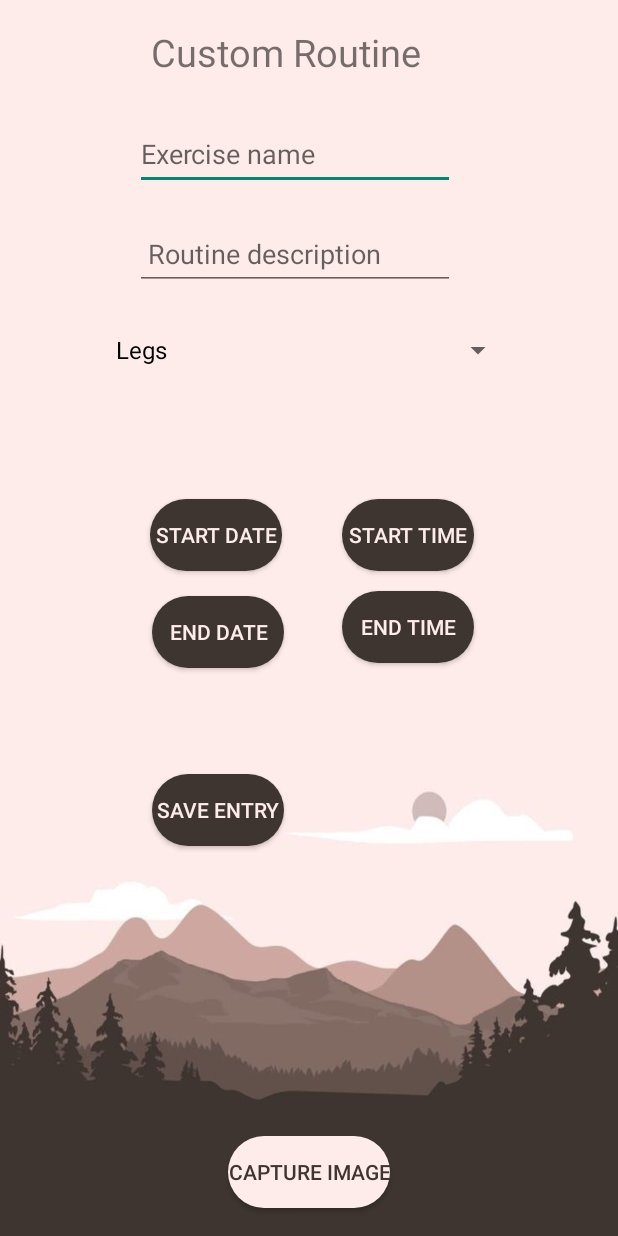
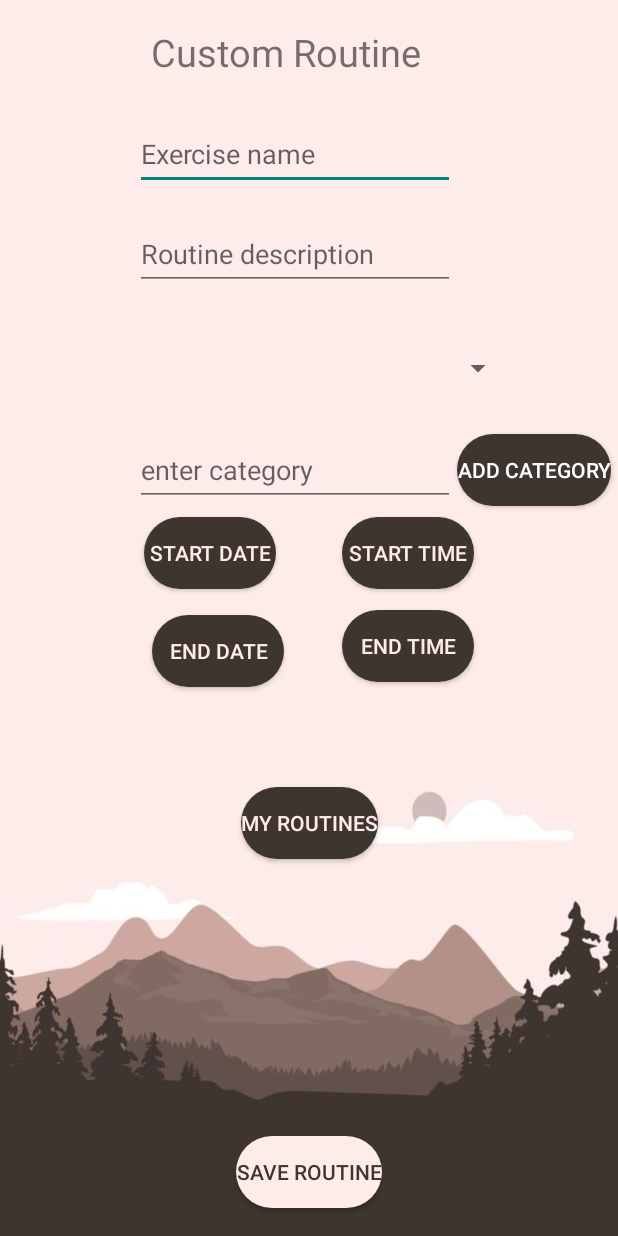
Before and after one commit to ST10022345/Fit5, an Android app: the CustomRoutine screen opened directly, with no data from a screen before it, on a phone screen of 412 x 824 dp. Run offline under Robolectric (Android 15) with nearby library versions, the phone set to English and light mode, and no system bars; our stand-ins replace Firebase (no records; nobody signed in at launch, a user with empty details on screens opened directly).

Commit message:
added custom category feature
final feature added

```diff
--- a/Fit5/app/src/main/AndroidManifest.xml
+++ b/Fit5/app/src/main/AndroidManifest.xml
@@ -12,6 +12,9 @@
         android:supportsRtl="true"
         android:theme="@style/Theme.Fit5"
         tools:targetApi="31">
+        <activity
+            android:name=".DisplayRoutine"
+            android:exported="false" />
         <activity
             android:name=".ProgressPictureLibrary"
             android:exported="false" />
--- a/Fit5/app/src/main/java/com/example/fit5/CustomRoutine.kt
+++ b/Fit5/app/src/main/java/com/example/fit5/CustomRoutine.kt
@@ -19,6 +19,7 @@ import android.widget.EditText
 import android.widget.ImageView
 import android.widget.Spinner
 import android.widget.Toast
+import com.google.firebase.auth.FirebaseAuth
 import com.google.firebase.database.DatabaseReference
 import com.google.firebase.database.FirebaseDatabase
 import java.io.ByteArrayOutputStream
@@ -30,7 +31,7 @@ import java.util.Locale
 class CustomRoutine : AppCompatActivity() {
     //variables
     lateinit var spinner : Spinner
-    lateinit var capButton : Button
+    lateinit var addCategoryBtn : Button
     lateinit var edName: EditText
     lateinit var edDesc: EditText
     lateinit var startDateBtn: Button
@@ -38,6 +39,11 @@ class CustomRoutine : AppCompatActivity() {
     lateinit var endDateBtn: Button
     lateinit var endTimeBtn:Button
     lateinit var takePicBtn:Button
+    lateinit var myRoutinesbtn: Button
+    lateinit var customCategory : EditText
+    lateinit var categories : ArrayList<String>
+    lateinit var adapter : ArrayAdapter<String>
+
 
     lateinit var imageViewPick: ImageView
     lateinit var database: DatabaseReference
@@ -46,6 +52,9 @@ class CustomRoutine : AppCompatActivity() {
     var startTime: Date?=null
     var endDate: Date?=null
     var endTime:Date?=null
+    val firebaseAuth = FirebaseAuth.getInstance()
+    val firebaseUser = firebaseAuth.currentUser
+    val userId = firebaseUser?.uid
 
     override fun onCreate(savedInstanceState: Bundle?) {
         super.onCreate(savedInstanceState)
@@ -58,54 +67,59 @@ class CustomRoutine : AppCompatActivity() {
         startTimeBtn = findViewById(R.id.btnstartTime)
         endDateBtn = findViewById(R.id.btnEndDate)
         endTimeBtn = findViewById(R.id.BtnEndTime)
-        capButton = findViewById(R.id.BtnCapture)
+        myRoutinesbtn = findViewById(R.id.MyRoutinesbtn)
+        customCategory = findViewById(R.id.edCategory)
+        addCategoryBtn = findViewById(R.id.addCategoryBtn)
+
 
         imageViewPick = findViewById(R.id.imImageWorkout)
         takePicBtn = findViewById(R.id.btnTakePic)
+
+        // populate the spinner
+        categories = ArrayList()
+        adapter = ArrayAdapter(this, android.R.layout.simple_spinner_item, categories)
+        adapter.setDropDownViewResource(android.R.layout.simple_spinner_dropdown_item)
+        spinner.adapter = adapter
+
+        addCategoryBtn.setOnClickListener {
+            val newCategory = customCategory.text.toString()
+            if(newCategory.isNotEmpty() && !categories.contains(newCategory)){
+                categories.add(newCategory)
+                adapter.notifyDataSetChanged()
+                customCategory.text.clear()
+            }else{
+                customCategory.error = "enter a new category"
+
+            }
+        }
 
         takePicBtn.setOnClickListener {
             openCamera()
         }
 
+        myRoutinesbtn.setOnClickListener {
+            val  intent = Intent(this@CustomRoutine, DisplayRoutine::class.java)
+            startActivity(intent)
+        }
+
         database = FirebaseDatabase.getInstance().reference
         startTime = Calendar.getInstance().time
 
-        //spinner
-        val spinnerAdapter = ArrayAdapter.createFromResource(
-            this,
-            R.array.spinner_items,
-            android.R.layout.simple_spinner_dropdown_item
-        )
-        spinner.adapter = spinnerAdapter
+
+
         // btn pull
         startDateBtn.setOnClickListener { showDate(startDateListener) }
         startTimeBtn.setOnClickListener { showTimePicker(startTimeListener) }
         endDateBtn.setOnClickListener { showDate(endDateListener) }
         endTimeBtn.setOnClickListener { showTimePicker(endTimeListener) }
 
-        //firebase
-        capButton.setOnClickListener {
-            val selectedItem = spinner.selectedItem as String
-            val taskName = edName.text.toString()
-            val taskDesc = edDesc.text.toString()
 
-            if(taskName.isEmpty()){
-                edName.error = "Please enter a name"
-                return@setOnClickListener
-
-            }
-            if (taskDesc.isEmpty()){
-                edDesc.error = "please enter a description"
-                return@setOnClickListener
-            }
-            saveToFirebase(selectedItem, taskName, taskDesc, selectedItem)
-
-        }
 
 
     }
 //take image code
     private fun openCamera() {
+
         val cameraIntent = Intent(MediaStore.ACTION_IMAGE_CAPTURE)
         startActivityForResult(cameraIntent, CAMERA_REQUEST_CODE)
     }
@@ -117,6 +131,19 @@ class CustomRoutine : AppCompatActivity() {
             // Display the image in ImageView
             imageViewPick.setImageBitmap(imageBitmap)
             //  Firebase method
+            val selectedItem = spinner.selectedItem as String
+            val taskName = edName.text.toString()
+            val taskDesc = edDesc.text.toString()
+
+            if(taskName.isEmpty()){
+                edName.error = "Please enter a name"
+                return
+
+            }
+            if (taskDesc.isEmpty()){
+                edDesc.error = "please enter a description"
+                return
+            }
             saveImageToFirebase(imageBitmap)
         }
     }
@@ -126,12 +153,51 @@ class CustomRoutine : AppCompatActivity() {
         val outputStream = ByteArrayOutputStream()
         imageBitmap.compress(Bitmap.CompressFormat.PNG, 100, outputStream)
         val base64Image = Base64.encodeToString(outputStream.toByteArray(), Base64.DEFAULT)
-        // Firebase
-        val databaseReference = FirebaseDatabase.getInstance().getReference("images")
-        val imgId = databaseReference.push().key
-        // Subfolder
-        if (imgId != null) {
-            databaseReference.child(imgId).setValue(base64Image)
+
+        if (startDate == null || startTime == null || endDate == null || endTime == null) {
+            Toast.makeText(this, "Please select all dates and times", Toast.LENGTH_SHORT).show()
+            return
+        }
+
+
+        //calcs optional
+        val totalTimeInMillis = endDate!!.time - startDate!!.time + endTime!!.time - startTime!!.time
+        val totalMinutes = totalTimeInMillis / (1000*60)
+        val totalHours = totalMinutes / 60
+        val minutesRemaining = totalMinutes % 60
+        val totalTimeString = String.format(Locale.getDefault(),
+            "%02d:%02d", totalHours,minutesRemaining)
+        //get current userId
+        val userId = firebaseUser?.uid
+
+        val key = database.child("items").push().key
+        if (key != null) {
+            val task = TaskModel(
+                taskName = edName.text.toString(),
+                taskDesc = edDesc.text.toString(),
+                startDateString = startDateBtn.text.toString(),
+                startTimeString = startTimeBtn.text.toString(),
+                endDateString = endDateBtn.text.toString(),
+                endTimeString = endTimeBtn.text.toString(),
+                totalTimeString = totalTimeString,
+                categoryString = spinner.selectedItem.toString(),
+                imageString = base64Image,
+                userID = userId
+
+            )
+
+
+
+
+                database.child("items").child(key).setValue(task)
+                    .addOnSuccessListener {
+                        Toast.makeText(this, "Workout Routine saved", Toast.LENGTH_SHORT).show()
+                    }
+                    .addOnFailureListener { err ->
+                        Toast.makeText(this, "Error: ${err.message}", Toast.LENGTH_SHORT).show()
+                    }
+
+
         }
     }
 
@@ -216,47 +282,7 @@ class CustomRoutine : AppCompatActivity() {
         endDateBtn.text = selectedDateString
     }
     //method for firebase
-    fun saveToFirebase(item:String, taskName: String,taskDesc: String,categoryString: String){
-        //format
-        val dateFormat = SimpleDateFormat("yyyy-MM-dd", Locale.getDefault())
-        val timeFormat = SimpleDateFormat("HH:mm", Locale.getDefault())
-        //fetch the values from the local btns text
-        val startDateString = startDateBtn.text.toString()
-        val startTimeString = startTimeBtn.text.toString()
-        val endDateString = endDateBtn.text.toString()
-        val endTimeString = endTimeBtn.text.toString()
-        val categoryString = spinner.selectedItem.toString()
-        //parse values for firebase
-        val startDate = dateFormat.parse(startDateString)
-        val startTime = timeFormat.parse(startTimeString)
-        val endDate = dateFormat.parse(endDateString)
-        val endTime = timeFormat.parse(endTimeString)
 
-
-        //calcs optional
-        val totalTimeInMillis = endDate.time - startDate.time + endTime.time - startTime.time
-        val totalMinutes = totalTimeInMillis / (1000*60)
-        val totalHours = totalMinutes / 60
-        val minutesRemaining = totalMinutes % 60
-        val totalTimeString = String.format(Locale.getDefault(),
-            "%02d:%02d", totalHours,minutesRemaining)
-
-        val key = database.child("items").push().key
-        if (key != null){
-            val task = TaskModel(
-                taskName,taskDesc,startDateString,startTimeString,endDateString,endTimeString,totalTimeString,categoryString)
-            database.child("items").child(key).setValue(task)
-                .addOnSuccessListener {
-                    Toast.makeText(this, "Workout Routine saved", Toast.LENGTH_SHORT).show()
-                }
-                .addOnFailureListener {
-                        err ->
-                    Toast.makeText(this, "Error: ${err.message}", Toast.LENGTH_SHORT).show()
-                }
-        }
-
-
-    }
 
 
 
@@ -265,6 +291,7 @@ class CustomRoutine : AppCompatActivity() {
 
 //class ends
 data class TaskModel(
+    var taskId: String? = null,
     var taskName: String? = null,
     var taskDesc: String? = null,
     var startDateString: String? = null,
@@ -273,5 +300,6 @@ data class TaskModel(
     var endTimeString: String? = null,
     var totalTimeString: String? = null,
     var categoryString: String?=null,
-
+    var imageString: String? = null,
+    var userID: String? = null
 )
--- a/Fit5/app/src/main/res/layout/activity_custom_routine.xml
+++ b/Fit5/app/src/main/res/layout/activity_custom_routine.xml
@@ -28,7 +28,7 @@
         android:ems="10"
         android:inputType="text"
         android:minHeight="48dp"
-        android:hint="Exercise name"
+        android:hint="@string/exercise_name"
         app:layout_constraintBottom_toBottomOf="parent"
         app:layout_constraintEnd_toEndOf="parent"
         app:layout_constraintHorizontal_bias="0.452"
@@ -42,7 +42,7 @@
         android:layout_width="wrap_content"
         android:layout_height="wrap_content"
         android:ems="10"
-        android:hint=" Routine description"
+        android:hint="@string/routine_description"
         android:inputType="text"
         android:minHeight="48dp"
         app:layout_constraintBottom_toBottomOf="parent"
@@ -53,33 +53,63 @@
         app:layout_constraintVertical_bias="0.029"
         tools:ignore="Autofill,TextContrastCheck" />
 
+
     <Spinner
         android:id="@+id/spinner"
         android:layout_width="273dp"
         android:layout_height="wrap_content"
-        android:entries="@array/spinner_items"
         android:minHeight="48dp"
         app:layout_constraintBottom_toBottomOf="parent"
         app:layout_constraintEnd_toEndOf="parent"
         app:layout_constraintStart_toStartOf="parent"
         app:layout_constraintTop_toTopOf="parent"
-        app:layout_constraintVertical_bias="0.27" />
+        app:layout_constraintVertical_bias="0.285" />
 
+    <EditText
+        android:id="@+id/edCategory"
+        android:layout_width="wrap_content"
+        android:layout_height="wrap_content"
+        android:autofillHints=""
+        android:ems="10"
+        android:inputType="text"
+        android:minHeight="48dp"
+        android:hint="enter category"
+        app:layout_constraintBottom_toBottomOf="parent"
+        app:layout_constraintEnd_toEndOf="parent"
+        app:layout_constraintHorizontal_bias="0.452"
+        app:layout_constraintStart_toStartOf="parent"
+        app:layout_constraintTop_toTopOf="parent"
+        app:layout_constraintVertical_bias="0.373"
+        tools:ignore="LabelFor" />
 
     <Button
-        android:id="@+id/btnStartDate"
+        android:id="@+id/BtnEndTime"
         android:layout_width="wrap_content"
         android:layout_height="wrap_content"
-        android:layout_marginStart="100dp"
-        android:layout_marginTop="75dp"
+        android:layout_marginEnd="96dp"
         android:background="@drawable/custom_button"
-        android:onClick="showDate"
-        android:text="start date"
+        android:text="@string/end_time"
         android:textColor="#feecea"
         app:layout_constraintBottom_toBottomOf="parent"
+        app:layout_constraintEnd_toEndOf="parent"
+        app:layout_constraintTop_toBottomOf="@+id/btnstartTime"
+        app:layout_constraintVertical_bias="0.036" />
+
+    <Button
+        android:id="@+id/btnEndDate"
+        android:layout_width="wrap_content"
+        android:layout_height="wrap_content"
+        android:layout_marginBottom="204dp"
+        android:background="@drawable/custom_button"
+        android:text="@string/end_date"
+        android:textColor="#feecea"
+        app:layout_constraintBottom_toBottomOf="parent"
+        app:layout_constraintEnd_toStartOf="@+id/BtnEndTime"
+        app:layout_constraintHorizontal_bias="0.726"
+
         app:layout_constraintStart_toStartOf="parent"
-        app:layout_constraintTop_toBottomOf="@+id/spinner"
-        app:layout_constraintVertical_bias="0.0" />
+        app:layout_constraintTop_toBottomOf="@+id/btnStartDate"
+        app:layout_constraintVertical_bias="0.096" />
 
     <Button
         android:id="@+id/btnstartTime"
@@ -89,7 +119,7 @@
         android:layout_marginEnd="96dp"
         android:background="@drawable/custom_button"
         android:onClick="showTimePicker"
-        android:text="start time"
+        android:text="@string/start_time"
         android:textColor="#feecea"
         app:layout_constraintBottom_toBottomOf="parent"
 
@@ -100,49 +130,33 @@
         app:layout_constraintVertical_bias="0.0" />
 
     <Button
-        android:id="@+id/BtnEndTime"
+        android:id="@+id/btnStartDate"
         android:layout_width="wrap_content"
         android:layout_height="wrap_content"
-        android:layout_marginEnd="96dp"
+        android:layout_marginStart="96dp"
+        android:layout_marginTop="75dp"
         android:background="@drawable/custom_button"
-        android:text="end time"
+        android:onClick="showDate"
+        android:text="@string/start_date"
         android:textColor="#feecea"
         app:layout_constraintBottom_toBottomOf="parent"
-        app:layout_constraintEnd_toEndOf="parent"
-        app:layout_constraintTop_toBottomOf="@+id/btnstartTime"
-        app:layout_constraintVertical_bias="0.033" />
+        app:layout_constraintStart_toStartOf="parent"
+        app:layout_constraintTop_toBottomOf="@+id/spinner"
+        app:layout_constraintVertical_bias="0.0" />
+
 
     <Button
-        android:id="@+id/BtnCapture"
+        android:id="@+id/MyRoutinesbtn"
         android:layout_width="wrap_content"
         android:layout_height="wrap_content"
-        android:layout_marginBottom="260dp"
         android:background="@drawable/custom_button"
-        android:text="Save entry"
+        android:text="@string/my_routines"
         android:textColor="#feecea"
-        app:layout_constraintBottom_toBottomOf="parent"
+        app:layout_constraintBottom_toTopOf="@+id/imImageWorkout"
         app:layout_constraintEnd_toEndOf="parent"
-        app:layout_constraintHorizontal_bias="0.312"
         app:layout_constraintStart_toStartOf="parent"
-
-        app:layout_constraintTop_toBottomOf="@+id/btnEndDate"
+        app:layout_constraintTop_toBottomOf="@+id/spinner"
         app:layout_constraintVertical_bias="1.0" />
-
-    <Button
-        android:id="@+id/btnEndDate"
-        android:layout_width="wrap_content"
-        android:layout_height="wrap_content"
-        android:layout_marginBottom="204dp"
-        android:background="@drawable/custom_button"
-        android:text="end date"
-        android:textColor="#feecea"
-        app:layout_constraintBottom_toBottomOf="parent"
-        app:layout_constraintEnd_toStartOf="@+id/BtnEndTime"
-        app:layout_constraintHorizontal_bias="0.726"
-
-        app:layout_constraintStart_toStartOf="parent"
-        app:layout_constraintTop_toBottomOf="@+id/btnStartDate"
-        app:layout_constraintVertical_bias="0.088" />
 
     <ImageView
         android:id="@+id/imImageWorkout"
@@ -162,7 +176,7 @@
         android:layout_height="wrap_content"
         android:background="@drawable/custom_button2"
         android:onClick="openCamera"
-        android:text="capture image"
+        android:text="save routine"
         android:textColor="#3e3530"
         app:layout_constraintBottom_toBottomOf="parent"
         app:layout_constraintEnd_toEndOf="parent"
@@ -170,5 +184,20 @@
         app:layout_constraintTop_toTopOf="parent"
         app:layout_constraintVertical_bias="0.976" />
 
+    <Button
+        android:id="@+id/addCategoryBtn"
+        android:layout_width="wrap_content"
+        android:layout_height="wrap_content"
+        android:text="Add category"
+
+        android:textColor="@color/white"
+        android:background="@drawable/custom_button"
+        app:layout_constraintBottom_toBottomOf="parent"
+        app:layout_constraintEnd_toEndOf="parent"
+        app:layout_constraintHorizontal_bias="0.272"
+        app:layout_constraintStart_toEndOf="@+id/edCategory"
+        app:layout_constraintTop_toTopOf="parent"
+        app:layout_constraintVertical_bias="0.373" />
+
 
 </androidx.constraintlayout.widget.ConstraintLayout>
--- a/Fit5/app/src/main/res/layout/fragment_home.xml
+++ b/Fit5/app/src/main/res/layout/fragment_home.xml
@@ -62,8 +62,7 @@
                 android:text="Chest"
                 android:textColor="@color/white"
                 android:textSize="54sp"
-                app:layout_constraintTop_toBottomOf="@id/cardioBtn"
-                />
+                app:layout_constraintTop_toBottomOf="@id/cardioBtn" />
 
             <Space
                 android:layout_width="match_parent"
--- a/Fit5/app/src/main/res/values/array.xml
+++ /dev/null
@@ -1,8 +0,0 @@
-<?xml version="1.0" encoding="utf-8"?>
-<resources>
-    <string-array name="spinner_items">
-        <item> Legs</item>
-        <item> Core</item>
-        <item> full body</item>
-    </string-array>
-</resources>
--- a/Fit5/app/src/main/res/values/strings.xml
+++ b/Fit5/app/src/main/res/values/strings.xml
@@ -26,4 +26,12 @@
     <string name="hello_blank_fragment">Hello blank fragment</string>
     <string name="progress_picture_library">Progress Picture Library</string>
     <string name="about">About</string>
+    <string name="start_date">start date</string>
+    <string name="my_routines">My Routines</string>
+    <string name="capture_image">capture image</string>
+    <string name="start_time">start time</string>
+    <string name="end_date">end date</string>
+    <string name="end_time">end time</string>
+    <string name="routine_description">Routine description</string>
+    <string name="exercise_name">Exercise name</string>
 </resources>
```
Also changed, not shown: Fit5/app/src/main/java/com/example/fit5/DisplayRoutine.kt (added, +130 -0 lines), Fit5/app/src/main/res/layout/activity_display_routine.xml (added, +26 -0 lines).
